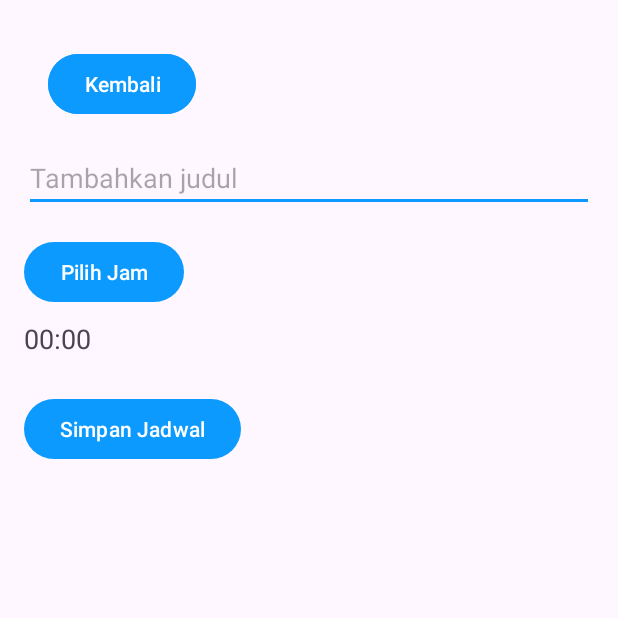
After one commit to myrna12345/SmartFeed, an Android app: the AturJadwalActivity screen opened directly, with no data from a screen before it, on a phone screen of 412 x 824 dp, the top half of it. The commit adds this screen. Run offline under Robolectric (Android 15) with nearby library versions, the phone set to English and light mode, and no system bars.

Commit message:
Menambahkan fitur atur jadwal dan lihat jadwal

```diff
--- /dev/null
+++ b/app/src/main/java/com/example/pakanotomatis/AturJadwalActivity.java
@@ -0,0 +1,60 @@
+package com.example.pakanotomatis;
+
+import android.app.TimePickerDialog;
+import android.os.Bundle;
+import android.widget.Button;
+import android.widget.EditText;
+import android.widget.TextView;
+import android.widget.Toast;
+
+import androidx.appcompat.app.AppCompatActivity;
+
+import java.util.Calendar;
+
+public class AturJadwalActivity extends AppCompatActivity {
+
+    EditText edtJudul;
+    TextView txtJam;
+    String jamDipilih = "00:00";
+    DatabaseHelper db;
+    Button btnKembali;
+
+    @Override
+    protected void onCreate(Bundle savedInstanceState) {
+        super.onCreate(savedInstanceState);
+        setContentView(R.layout.activity_atur_jadwal);
+
+        // Inisialisasi komponen UI
+        edtJudul = findViewById(R.id.edtJudul);
+        txtJam = findViewById(R.id.txtJam);
+        Button btnPilihJam = findViewById(R.id.btnPilihJam);
+        Button btnSimpan = findViewById(R.id.btnSimpan);
+        btnKembali = findViewById(R.id.btnKembali); // Tombol Kembali
+
+        db = new DatabaseHelper(this);
+
+        // Fungsi untuk memilih jam
+        btnPilihJam.setOnClickListener(v -> {
+            Calendar calendar = Calendar.getInstance();
+            new TimePickerDialog(this, (view, hourOfDay, minute) -> {
+                jamDipilih = String.format("%02d:%02d", hourOfDay, minute);
+                txtJam.setText(jamDipilih);
+            }, calendar.get(Calendar.HOUR_OF_DAY), calendar.get(Calendar.MINUTE), true).show();
+        });
+
+        // Fungsi untuk menyimpan jadwal
+        btnSimpan.setOnClickListener(v -> {
+            String judul = edtJudul.getText().toString();
+            if (!judul.isEmpty()) {
+                db.insertJadwal(judul, jamDipilih);
+                Toast.makeText(this, "Jadwal disimpan", Toast.LENGTH_SHORT).show();
+                finish(); // Menutup activity dan kembali ke sebelumnya
+            } else {
+                Toast.makeText(this, "Judul tidak boleh kosong", Toast.LENGTH_SHORT).show();
+            }
+        });
+
+        // Fungsi untuk tombol kembali
+        btnKembali.setOnClickListener(v -> onBackPressed()); // Kembali ke activity sebelumnya
+    }
+}
--- /dev/null
+++ b/app/src/main/res/layout/activity_atur_jadwal.xml
@@ -0,0 +1,44 @@
+<LinearLayout xmlns:android="http://schemas.android.com/apk/res/android"
+    android:layout_width="match_parent"
+    android:layout_height="match_parent"
+    android:orientation="vertical"
+    android:padding="16dp">
+
+    <!-- Tombol Kembali -->
+    <Button
+        android:id="@+id/btnKembali"
+        android:layout_width="wrap_content"
+        android:layout_height="wrap_content"
+        android:text="Kembali"
+        android:backgroundTint="#0D9AFF"
+        android:textColor="@android:color/white"
+        android:layout_margin="16dp"/>
+
+    <EditText
+        android:id="@+id/edtJudul"
+        android:hint="Tambahkan judul"
+        android:layout_width="match_parent"
+        android:layout_height="wrap_content" />
+
+    <Button
+        android:id="@+id/btnPilihJam"
+        android:text="Pilih Jam"
+        android:layout_width="wrap_content"
+        android:layout_height="wrap_content"
+        android:layout_marginTop="16dp" />
+
+    <TextView
+        android:id="@+id/txtJam"
+        android:text="00:00"
+        android:layout_width="wrap_content"
+        android:layout_height="wrap_content"
+        android:textSize="18sp"
+        android:layout_marginTop="8dp" />
+
+    <Button
+        android:id="@+id/btnSimpan"
+        android:text="Simpan Jadwal"
+        android:layout_width="wrap_content"
+        android:layout_height="wrap_content"
+        android:layout_marginTop="24dp" />
+</LinearLayout>
```
Also changed, not shown: app/src/main/AndroidManifest.xml (+24 -6 lines), app/src/main/java/com/example/pakanotomatis/DashboardActivity.java (+18 -4 lines), app/src/main/java/com/example/pakanotomatis/DatabaseHelper.java (added, +84 -0 lines), app/src/main/java/com/example/pakanotomatis/Jadwal.java (added, +23 -0 lines), app/src/main/java/com/example/pakanotomatis/JadwalAdapter.java (added, +78 -0 lines), app/src/main/java/com/example/pakanotomatis/LihatJadwalActivity.java (added, +66 -0 lines), app/src/main/res/layout/activity_dashboard.xml (+4 -10 lines), app/src/main/res/layout/activity_lihat_jadwal.xml (added, +21 -0 lines), app/src/main/res/layout/item_jadwal.xml (added, +40 -0 lines).
